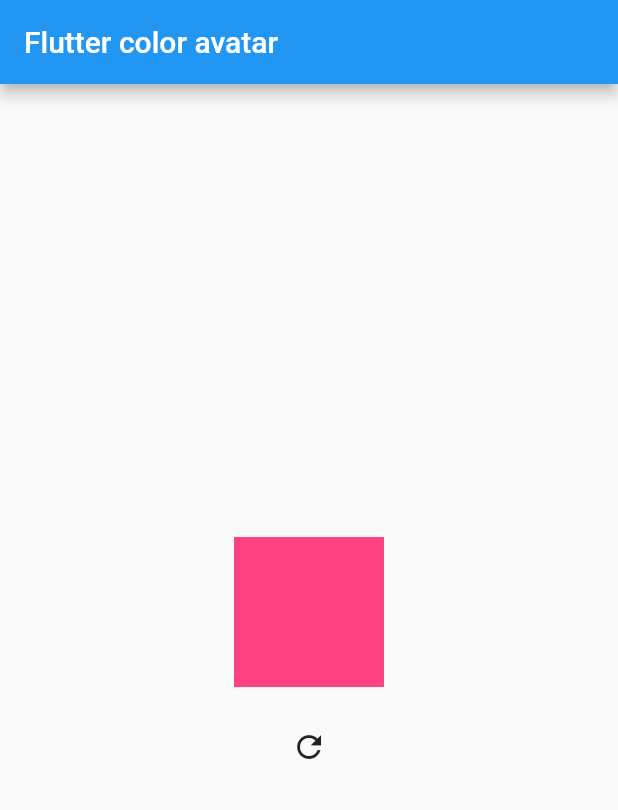
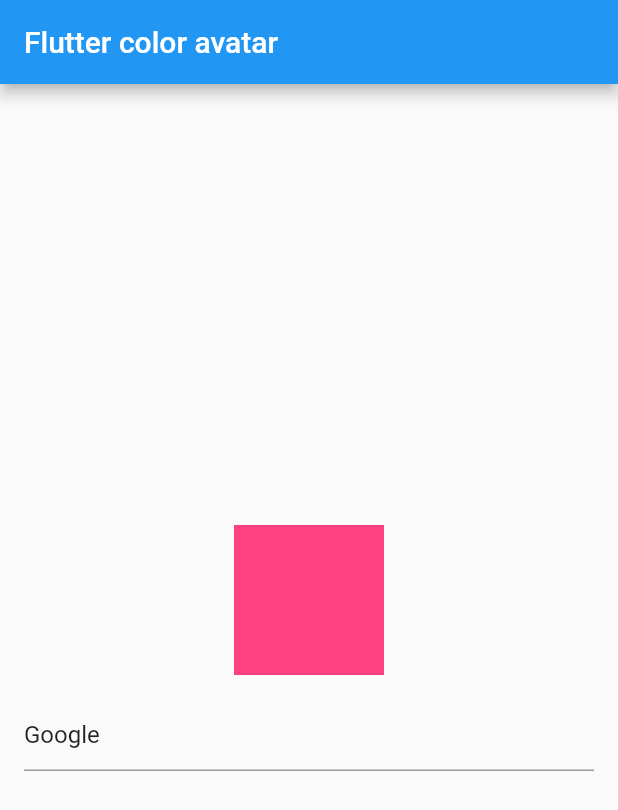
Before and after one commit to Appli-chic/flutter_color_avatar, a Flutter app: the screen it shows after launch, on a phone screen of 412 x 824 dp. Shown: the top 810 px of the screen. Run offline on Flutter 3.47's test engine with Material 2 defaults, Android fonts, the light colour scheme and no system bars.

Commit message:
Update example.

```diff
--- a/example/lib/main.dart
+++ b/example/lib/main.dart
@@ -9,6 +9,14 @@ class MyApp extends StatefulWidget {
 }
 
 class _MyAppState extends State<MyApp> {
+  TextEditingController _textEditingController = TextEditingController();
+
+  @override
+  void initState() {
+    this._textEditingController.text = "Google";
+    super.initState();
+  }
+
   @override
   Widget build(BuildContext context) {
     return MaterialApp(
@@ -23,15 +31,16 @@ class _MyAppState extends State<MyApp> {
               Container(
                 width: 100,
                 height: 100,
-                color: ColorAvatar.getColorFromName("Google"),
+                color: ColorAvatar.getColorFromName(
+                    this._textEditingController.text),
               ),
               Container(
-                margin: EdgeInsets.only(top: 16),
-                child: IconButton(
-                  icon: Icon(Icons.refresh),
-                  onPressed: () {
-                    setState(() {});
+                margin: EdgeInsets.all(16),
+                child: TextField(
+                  onChanged: (text) {
+                    this.setState(() {});
                   },
+                  controller: this._textEditingController,
                 ),
               ),
             ],
--- a/pubspec.yaml
+++ b/pubspec.yaml
@@ -1,6 +1,6 @@
 name: flutter_color_avatar
 description: Gives a color related to an avatar name.
-version: 0.0.1
+version: 0.0.2
 author: applichic <applichic@gmail.com>
 homepage: https://github.com/Appli-chic/flutter_color_avatar
 repository: https://github.com/Appli-chic/flutter_color_avatar
```
Also changed, not shown: example/pubspec.lock, pubspec.lock, 3 other files.
